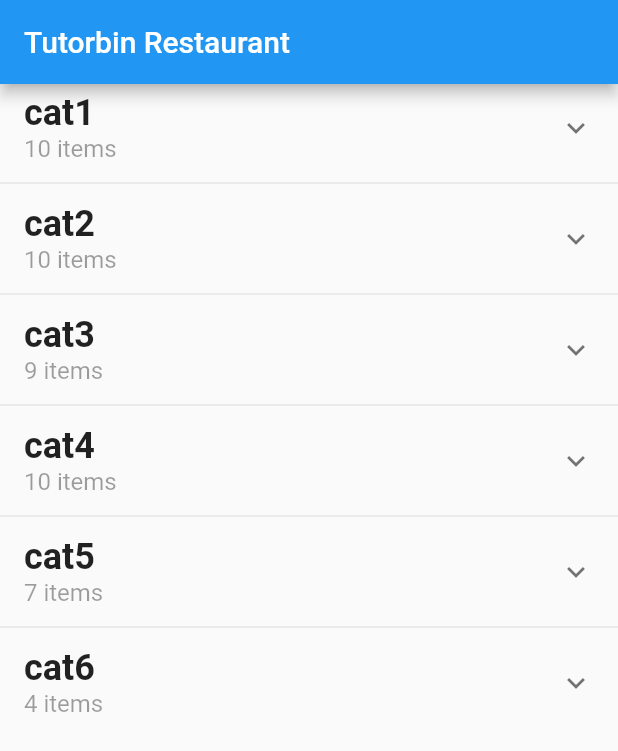
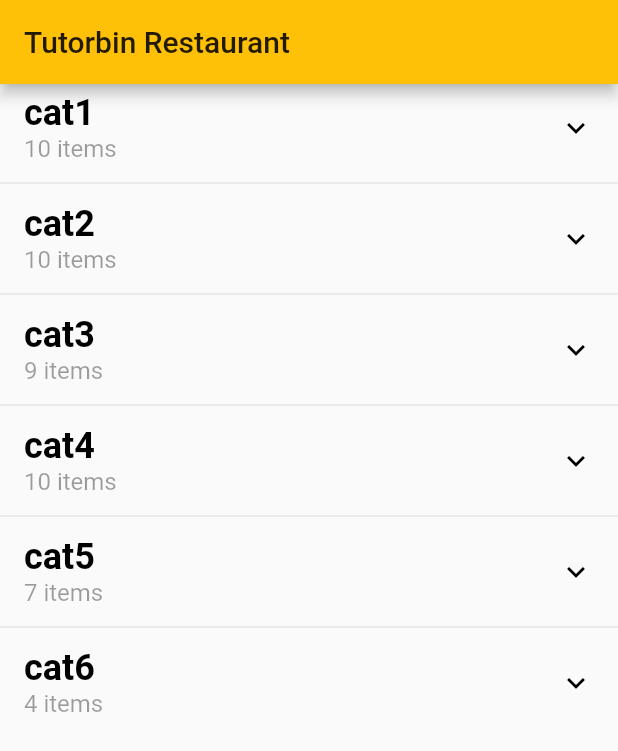
Before and after one commit to tejHackerDEV/tutorbin_restaurant, a Flutter app: the screen it shows after launch, on a phone screen of 412 x 824 dp. Shown: the top 751 px of the screen. Run offline on Flutter 3.47's test engine with Material 2 defaults, Android fonts, the phone set to English and light mode, and no system bars; our stand-ins replace get.

Commit message:
ui: Update ui colors
Signed-off-by: tejHackerDEV <tejasimha222@gmail.com>

```diff
--- a/lib/main.dart
+++ b/lib/main.dart
@@ -14,6 +14,10 @@ class MyApp extends StatelessWidget {
   Widget build(BuildContext context) {
     return GetMaterialApp(
       title: Strings.appName,
+      theme: ThemeData(
+        primaryColor: Colors.amber,
+        accentColor: Colors.amberAccent,
+      ),
       initialRoute: '/home',
       getPages: [
         GetPage(name: '/home', page: () => HomeScreen(), binding: HomeBinding())
--- a/lib/screens/home_screen.dart
+++ b/lib/screens/home_screen.dart
@@ -35,7 +35,12 @@ class HomeScreen extends StatelessWidget {
         return Visibility(
           visible: controller.totalPrice > 0,
           child: Container(
-            padding: EdgeInsets.symmetric(vertical: 20.0, horizontal: 20.0),
+            margin: EdgeInsets.only(left: 5.0, right: 5.0, bottom: 5.0),
+            padding: EdgeInsets.all(20.0),
+            decoration: BoxDecoration(
+              borderRadius: BorderRadius.circular(20.0),
+              color: Colors.amber,
+            ),
             child: Row(
               mainAxisSize: MainAxisSize.max,
               mainAxisAlignment: MainAxisAlignment.spaceBetween,
@@ -69,6 +74,10 @@ class HomeScreen extends StatelessWidget {
     final HomeController controller,
   ) {
     return ExpansionTile(
+      textColor: Colors.black,
+      iconColor: Colors.black,
+      collapsedTextColor: Colors.black,
+      collapsedIconColor: Colors.black,
       title: Column(
         crossAxisAlignment: CrossAxisAlignment.start,
         mainAxisSize: MainAxisSize.min,
@@ -122,8 +131,9 @@ class HomeScreen extends StatelessWidget {
                   width: 120.0,
                   height: 40.0,
                   decoration: BoxDecoration(
-                    border: Border.all(width: 2.0),
+                    border: Border.all(width: 2.0, color: Colors.amberAccent),
                     borderRadius: BorderRadius.circular(20.0),
+                    color: item.count == 0 ? Colors.white : Colors.amberAccent,
                   ),
                   child: Row(
                     mainAxisAlignment: MainAxisAlignment.spaceEvenly,
@@ -138,6 +148,7 @@ class HomeScreen extends StatelessWidget {
                           ),
                           child: Icon(
                             Icons.remove,
+                            color: Colors.black,
                             size: 20.0,
                           ),
                         ),
@@ -156,6 +167,7 @@ class HomeScreen extends StatelessWidget {
                           ),
                           child: Icon(
                             Icons.add,
+                            color: Colors.black,
                             size: 20.0,
                           ),
                         ),
```
